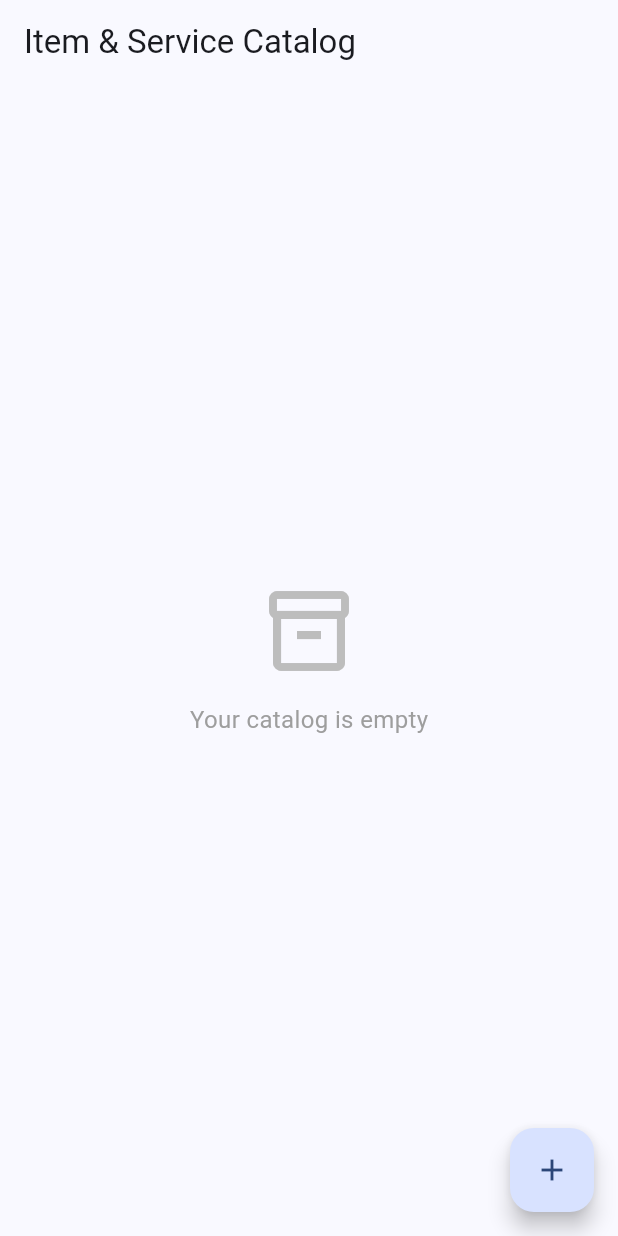
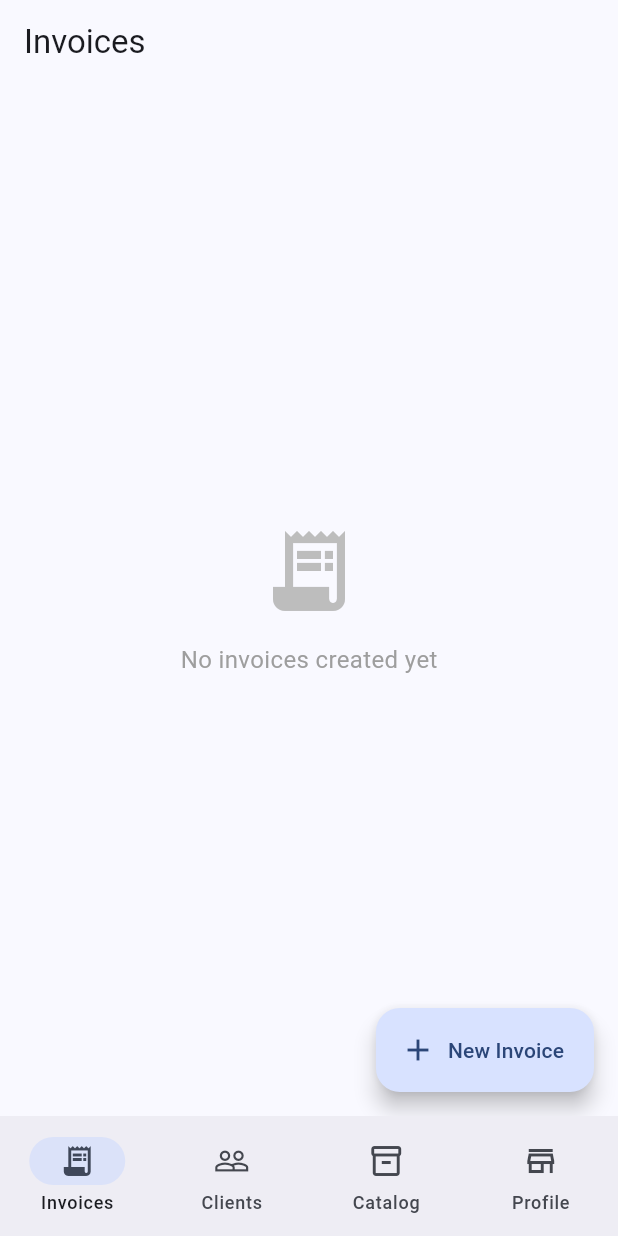
Before and after one commit to Didulana/invoisync-invoice-generator, a Flutter app: the screen it shows after launch, on a phone screen of 412 x 824 dp. Run offline on Flutter 3.47's test engine with Material 3 defaults, Android fonts, the phone set to English and light mode, and no system bars; our stand-ins replace drift; accounts and stored records are empty; generated files the repository leaves out were written again.

Commit message:
Feature: Added Invoice Dashboard, Navigation Hub, and intl formatting

```diff
--- /dev/null
+++ b/lib/core/navigation_hub.dart
@@ -0,0 +1,71 @@
+import 'package:flutter/material.dart';
+
+// Import your feature screens
+import '../features/clients/screens/client_list_screen.dart';
+import '../features/catalog/screens/item_list_screen.dart';
+import '../features/business_profile/screens/business_profile_screen.dart';
+import '../features/invoices/screens/invoice_list_screen.dart'; // <-- Imported here
+
+class MainNavigationHub extends StatefulWidget {
+  const MainNavigationHub({super.key});
+
+  @override
+  State<MainNavigationHub> createState() => _MainNavigationHubState();
+}
+
+class _MainNavigationHubState extends State<MainNavigationHub> {
+  // We now start on index 0 (Invoices) since the dashboard is built
+  int _selectedIndex = 0;
+
+  // The list of screens in exact order of the navigation tabs
+  final List<Widget> _screens = [
+    // 0: Invoices Dashboard
+    const InvoiceListScreen(),
+    // 1: Clients CRM
+    const ClientListScreen(),
+    // 2: Item Catalog
+    const ItemListScreen(),
+    // 3: Business Profile
+    const BusinessProfileScreen(),
+  ];
+
+  @override
+  Widget build(BuildContext context) {
+    return Scaffold(
+      // The body switches out the screen based on the selected tab
+      body: _screens[_selectedIndex],
+
+      // Modern Material 3 Navigation Bar
+      bottomNavigationBar: NavigationBar(
+        selectedIndex: _selectedIndex,
+        onDestinationSelected: (int index) {
+          setState(() {
+            _selectedIndex = index;
+          });
+        },
+        destinations: const [
+          NavigationDestination(
+            icon: Icon(Icons.receipt_long_outlined),
+            selectedIcon: Icon(Icons.receipt_long),
+            label: 'Invoices',
+          ),
+          NavigationDestination(
+            icon: Icon(Icons.people_outline),
+            selectedIcon: Icon(Icons.people),
+            label: 'Clients',
+          ),
+          NavigationDestination(
+            icon: Icon(Icons.inventory_2_outlined),
+            selectedIcon: Icon(Icons.inventory_2),
+            label: 'Catalog',
+          ),
+          NavigationDestination(
+            icon: Icon(Icons.store_outlined),
+            selectedIcon: Icon(Icons.store),
+            label: 'Profile',
+          ),
+        ],
+      ),
+    );
+  }
+}
--- /dev/null
+++ b/lib/features/invoices/screens/invoice_list_screen.dart
@@ -0,0 +1,136 @@
+import 'package:flutter/material.dart';
+import 'package:provider/provider.dart';
+import 'package:intl/intl.dart';
+import '../../../core/database/app_database.dart';
+// import 'create_invoice_screen.dart'; // We will build this next!
+
+class InvoiceListScreen extends StatefulWidget {
+  const InvoiceListScreen({super.key});
+
+  @override
+  State<InvoiceListScreen> createState() => _InvoiceListScreenState();
+}
+
+class _InvoiceListScreenState extends State<InvoiceListScreen> {
+  List<Invoice> _invoices = [];
+  bool _isLoading = true;
+
+  @override
+  void initState() {
+    super.initState();
+    _loadInvoices();
+  }
+
+  Future<void> _loadInvoices() async {
+    setState(() => _isLoading = true);
+    final database = Provider.of<AppDatabase>(context, listen: false);
+    final activeInvoices = await database.getActiveInvoices();
+    setState(() {
+      _invoices = activeInvoices;
+      _isLoading = false;
+    });
+  }
+
+  // Helper method to color-code the invoice status
+  Color _getStatusColor(String status) {
+    switch (status.toLowerCase()) {
+      case 'paid':
+        return Colors.green;
+      case 'unpaid':
+        return Colors.orange;
+      default:
+        return Colors.grey; // Draft
+    }
+  }
+
+  @override
+  Widget build(BuildContext context) {
+    return Scaffold(
+      appBar: AppBar(title: const Text('Invoices')),
+      body: _isLoading
+          ? const Center(child: CircularProgressIndicator())
+          : _invoices.isEmpty
+          ? Center(
+              child: Column(
+                mainAxisAlignment: MainAxisAlignment.center,
+                children: [
+                  Icon(Icons.receipt_long, size: 64, color: Colors.grey[400]),
+                  const SizedBox(height: 16),
+                  const Text(
+                    'No invoices created yet',
+                    style: TextStyle(fontSize: 16, color: Colors.grey),
+                  ),
+                ],
+              ),
+            )
+          : ListView.builder(
+              padding: const EdgeInsets.all(12),
+              itemCount: _invoices.length,
+              itemBuilder: (context, index) {
+                final invoice = _invoices[index];
+                return Card(
+                  child: ListTile(
+                    leading: CircleAvatar(
+                      backgroundColor: _getStatusColor(
+                        invoice.status,
+                      ).withValues(alpha: 0.2),
+                      child: Icon(
+                        Icons.receipt,
+                        color: _getStatusColor(invoice.status),
+                      ),
+                    ),
+                    title: Text(
+                      invoice.invoiceNumber,
+                      style: const TextStyle(fontWeight: FontWeight.bold),
+                    ),
+                    subtitle: Text(
+                      'Issued: ${DateFormat('MMM dd, yyyy').format(invoice.issueDate)}',
+                    ),
+                    trailing: Column(
+                      mainAxisAlignment: MainAxisAlignment.center,
+                      crossAxisAlignment: CrossAxisAlignment.end,
+                      children: [
+                        Text(
+                          '\$${invoice.grandTotal.toStringAsFixed(2)}',
+                          style: const TextStyle(
+                            fontWeight: FontWeight.bold,
+                            fontSize: 16,
+                          ),
+                        ),
+                        Text(
+                          invoice.status.toUpperCase(),
+                          style: TextStyle(
+                            color: _getStatusColor(invoice.status),
+                            fontSize: 12,
+                            fontWeight: FontWeight.bold,
+                          ),
+                        ),
+                      ],
+                    ),
+                    onTap: () {
+                      // TODO: Open invoice details / PDF preview
+                    },
+                  ),
+                );
+              },
+            ),
+      floatingActionButton: FloatingActionButton.extended(
+        onPressed: () async {
+          // TODO: Navigate to Create Invoice Screen
+          /*
+          final created = await Navigator.push(
+            context,
+            MaterialPageRoute(builder: (context) => const CreateInvoiceScreen()),
+          );
+          if (created == true) _loadInvoices();
+          */
+          ScaffoldMessenger.of(context).showSnackBar(
+            const SnackBar(content: Text('Create Invoice screen coming next!')),
+          );
+        },
+        icon: const Icon(Icons.add),
+        label: const Text('New Invoice'),
+      ),
+    );
+  }
+}
--- a/lib/main.dart
+++ b/lib/main.dart
@@ -1,9 +1,7 @@
 import 'package:flutter/material.dart';
 import 'package:provider/provider.dart';
 import 'core/database/app_database.dart';
-import 'features/business_profile/screens/business_profile_screen.dart';
-import 'features/clients/screens/client_list_screen.dart';
-import 'features/catalog/screens/item_list_screen.dart';
+import 'core/navigation_hub.dart';
 
 void main() {
   // Ensure the Flutter engine bindings are ready before launching native bindings (SQLite)
@@ -41,7 +39,7 @@ class InvoisyncApp extends StatelessWidget {
       ),
       themeMode: ThemeMode
           .system, // Automatically adapts to iOS/Android dark mode settings
-      home: const ItemListScreen(),
+      home: const MainNavigationHub(),
     );
   }
 }
--- a/pubspec.yaml
+++ b/pubspec.yaml
@@ -40,6 +40,7 @@ dependencies:
   # Utilities
   uuid: ^4.5.1
   provider: ^6.1.2  # <-- ADDED HERE
+  intl: ^0.20.3
 
 dev_dependencies:
   flutter_test:
```
Also changed, not shown: pubspec.lock.
